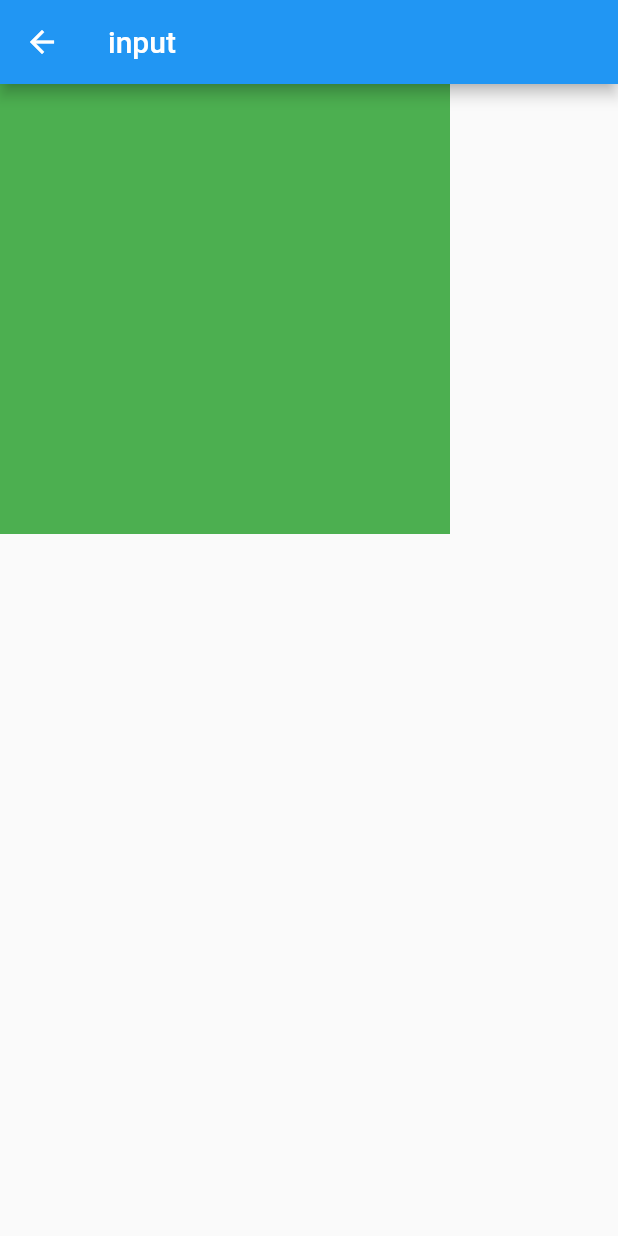
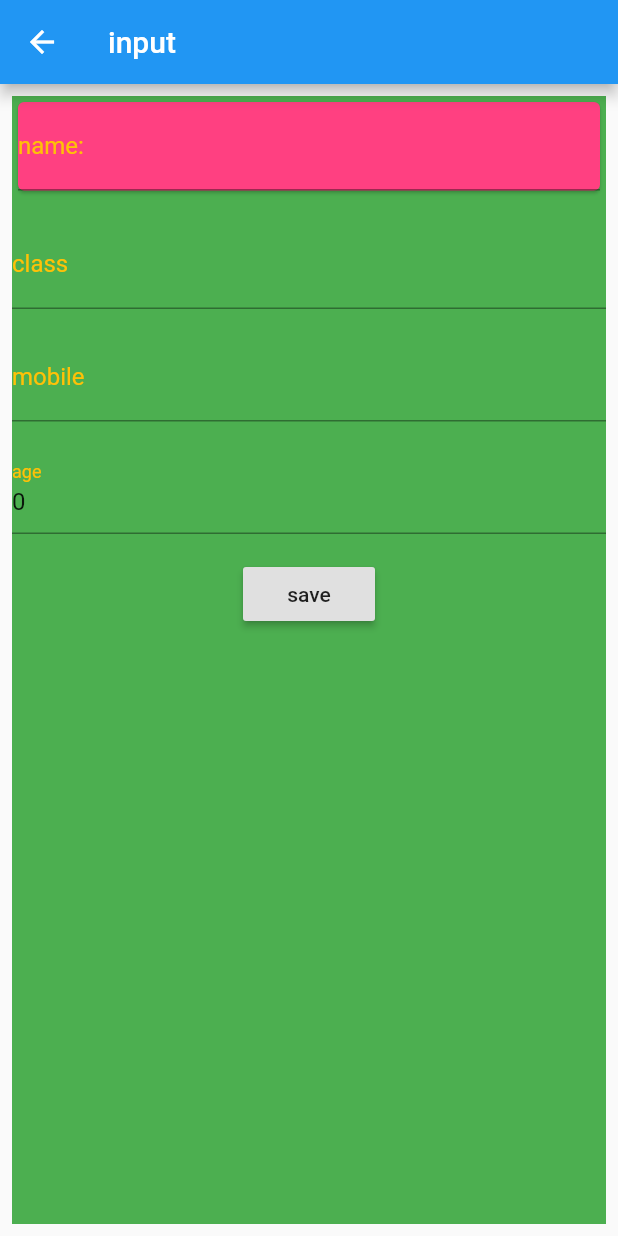
Before and after one commit to AhmedSalemgitHub/myassistant, a Flutter app: the StudentInputScreen screen opened directly, on a phone screen of 412 x 824 dp. Run offline on Flutter 3.47's test engine with Material 2 defaults, Android fonts, the phone set to English and light mode, and no system bars; our stand-ins replace sqflite; accounts and stored records are empty.

Commit message:
first stage

```diff
--- a/lib/GUI/student_input_screen.dart
+++ b/lib/GUI/student_input_screen.dart
@@ -25,30 +25,103 @@ class _StudentInputState extends State<StudentInputScreen>{
   TextEditingController _classController;
   TextEditingController _ageController;
   TextEditingController _mobileController;
-  TextEditingController _idController;
 
   @override
   void initState() {
+
+    super.initState();
 
      _nameController = TextEditingController(text: widget.passedStudent.name);
      _classController = TextEditingController(text: widget.passedStudent.classRoom);
      _ageController = TextEditingController(text: widget.passedStudent.age.toString());
      _mobileController = TextEditingController(text: widget.passedStudent.mobile);
-     _idController = TextEditingController(text: widget.passedStudent.id.toString());
-    super.initState();
+
+
   }
 
   @override
   Widget build(BuildContext context) {
-    // TODO: implement build
     return Scaffold(
       appBar: AppBar(
         title: Text('input'),
       ),
       body: Container(
-        height: 300,
-        width: 300,
+        margin: EdgeInsets.all(8),
+
         color: Colors.green,
+        child: Column(
+          children: <Widget>[
+            Card(
+              color: Colors.pinkAccent,
+              child: TextField(
+                controller: _nameController,
+                decoration: InputDecoration(
+                  labelText: 'name:',
+                  labelStyle: TextStyle(color: Colors.amber),
+                ),
+              ),
+            ),
+            Padding(
+              padding: EdgeInsets.all(8),
+            ),
+            TextField(
+              controller: _classController,
+              decoration: InputDecoration(
+                labelText: 'class',
+                labelStyle: TextStyle(color: Colors.amber),
+              ),
+            ),
+            Padding(
+              padding: EdgeInsets.all(8),
+            ),
+            TextField(
+              controller: _mobileController,
+              decoration: InputDecoration(
+                labelText: 'mobile',
+                labelStyle: TextStyle(color: Colors.amber),
+              ),
+            ),
+            Padding(
+              padding: EdgeInsets.all(8),
+            ),
+            TextField(
+              controller: _ageController,
+              decoration: InputDecoration(
+                labelText: 'age',
+                labelStyle: TextStyle(color: Colors.amber),
+              ),
+            ),
+            Padding(
+              padding: EdgeInsets.all(8),
+            ),
+            RaisedButton(
+              child: (widget.passedStudent.id != null) ? Text('update') :Text('save'),
+              onPressed: (){
+
+                  if(widget.passedStudent.id != null){
+                    db.updateStudent(Student.fromMap(
+                        {
+                          'id' : widget.passedStudent.id,
+                          'name' : _nameController.text,
+                          'class' : _classController.text,
+                          'mobile' : _mobileController.text,
+                          'age' : int.parse(_ageController.text)
+                        }
+                    )).then((_){
+                      Navigator.pop(context,'update');
+                    });
+                  }else{
+                    db.saveStudent(Student(_nameController.text,
+                        _classController.text,
+                        _mobileController.text,
+                        int.parse(_ageController.text)
+                    )).then((_){
+                      Navigator.pop(context,'save');
+                    });
+                  }
+              })
+          ],
+        ),
       ),
     );
   }
--- a/lib/main.dart
+++ b/lib/main.dart
@@ -1,9 +1,5 @@
-import 'dart:io';
 import 'package:flutter/material.dart';
-import 'package:myassistant/models/user.dart';
-import 'package:path_provider/path_provider.dart';
 import 'GUI/home.dart';
-import 'utils/database_helper.dart';
 
 
 void main() async {
--- a/lib/utils/database_helper_students.dart
+++ b/lib/utils/database_helper_students.dart
@@ -1,26 +1,27 @@
 import 'dart:io';
 import 'package:myassistant/models/student.dart';
-import 'package:myassistant/models/user.dart';
 import 'package:sqflite/sqflite.dart';
 import 'package:path_provider/path_provider.dart';
 import 'package:path/path.dart';
 
 class StudentDatabaseHelper{
+
   static Database _db;
   final String studentTable = 'studentsTable';
   final String columnID = 'id';
   final String columnStudentName = 'student';
-  final String columneMobile = 'mobile';
-  final String columneClassRoom = 'class';
+  final String columnMobile = 'mobile';
+  final String columnClassRoom = 'class';
   final String columnAge = 'age';
 
-  //create the database , andcheck if it exist first.
+  ///create the database , and check if it exist first.
   Future<Database> get db async{
     //check db exist or not
     if (_db != null) {
       return _db;
     }
-    ///create the data base using the [initDB()] function
+
+    ///create the data base using the [initDB] function
     _db = await initDB();
     return _db;
   }
@@ -40,25 +41,25 @@ class StudentDatabaseHelper{
   _onCreate(Database database,int newVersion) async{
     var sql = "CREATE TABLE $studentTable ($columnID INTEGER PRIMARY KEY,"
      "$columnStudentName TEXT, "
-     "$columneMobile TEXT, "
-     "$columneClassRoom TEXT, "
+     "$columnMobile TEXT, "
+     "$columnClassRoom TEXT, "
      "$columnAge INTEGER)";
 
     await database.execute(sql);
   }
 
-  ///creating the CRUD functions
+  ///creating the [CRUD] functions
   ///this is the create function
   Future<int> saveStudent(Student student)async{
     //first connect to the database
     var dbClient = await db;
     //use the insert function , it ask for the table name,
-    // then the values as list
+    // then the values as list.
     int result = await dbClient.insert(studentTable, student.toMap());
     return result;
   }
 
-  //getall the data inside the database
+  ///getAll the data inside the database
   Future<List> getAll()async{
     var dbClient = await db;
     var sql = 'SELECT * FROM $studentTable';
@@ -66,7 +67,7 @@ class StudentDatabaseHelper{
     return result.toList();
   }
 
-  //to get the count of all the rows inside the table
+  ///to get the count of all the rows inside the table
   Future<int> getCount()async{
     var dbClient = await db;
     var sql = 'SELECT COUNT(*)FROM $studentTable';
@@ -75,7 +76,7 @@ class StudentDatabaseHelper{
     );
   }
 
-  //get the data of a specific item by its update
+  ///get the data of a specific item by its update
   Future<Student> getStudent(int id)async{
     var dbClient = await db;
     var sql = 'SELECT * FROM $studentTable WHERE $columnID = $id';
@@ -87,7 +88,7 @@ class StudentDatabaseHelper{
     return Student.fromMap(result.first);
   }
 
-  //delete a specific item by its update
+  ///delete a specific item by its update
   Future<int> deleteStudent(int id) async{
     var dbClient = await db;
     return await dbClient.delete(
@@ -96,7 +97,7 @@ class StudentDatabaseHelper{
       whereArgs: [id]);
   }
 
-  //update the data of a specific id
+  ///update the data of a specific id
   Future<int> updateStudent(Student student) async{
     var dbClient = await db;
     return await dbClient.update(
@@ -107,10 +108,9 @@ class StudentDatabaseHelper{
       );
   }
 
-  // close the connection to the database
+  ///close the connection to the database
   Future dbClose() async{
     var dbClient = await db;
     return await dbClient.close();
   }
-
 }
```
Also changed, not shown: lib/GUI/home.dart (+38 -21 lines).
